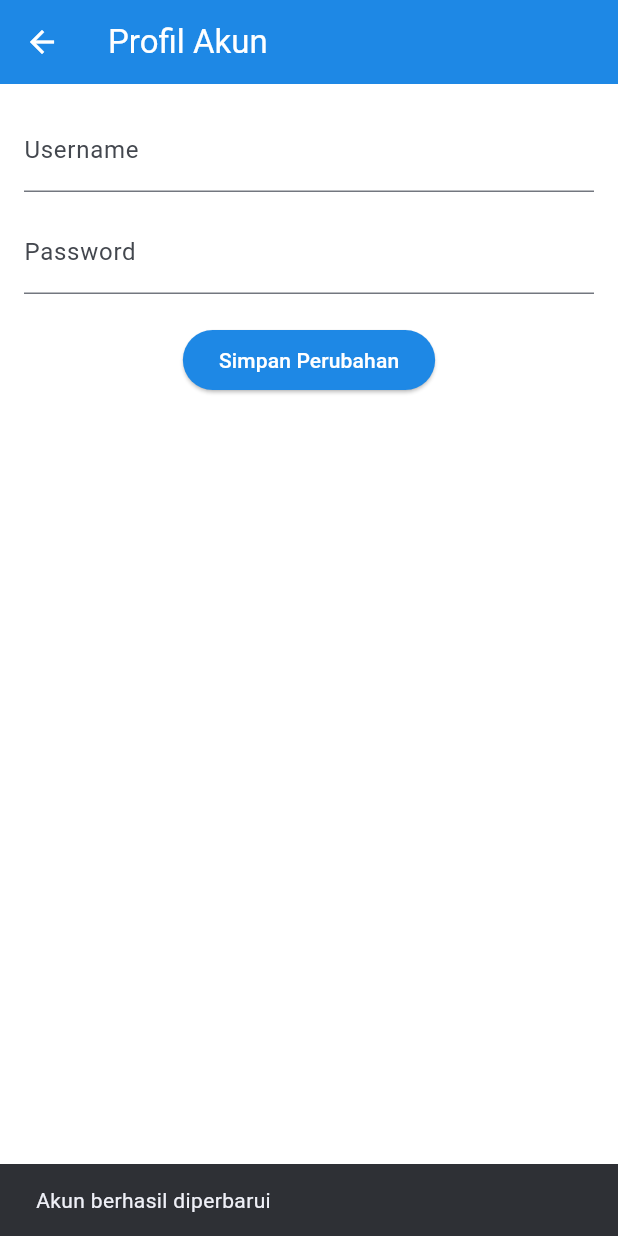
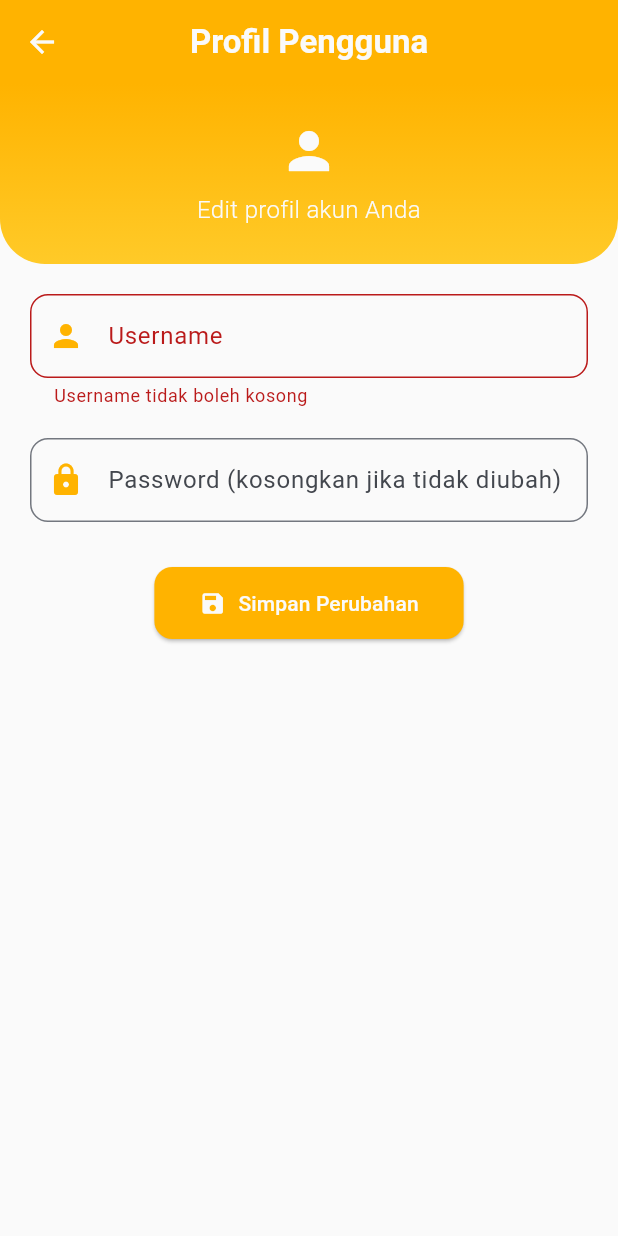
Before and after one commit to panjiarif/aplikasi_farmasi, a Flutter app: the UserProfileScreen screen opened directly, after a tap on "Simpan Perubahan", on a phone screen of 412 x 824 dp. Run offline on Flutter 3.47's test engine with Material 3 defaults, Android fonts, the phone set to English and light mode, and no system bars; our stand-ins replace shared_preferences, sqflite; accounts and stored records are empty.

Commit message:
membuat update user

```diff
--- a/lib/providers/user_provider.dart
+++ b/lib/providers/user_provider.dart
@@ -1,9 +1,11 @@
 import 'dart:convert';
 
+import 'package:crypto/crypto.dart';
 import 'package:flutter/material.dart';
 import 'package:shared_preferences/shared_preferences.dart';
 
 import '../models/user_model.dart';
+import '../utils/db_helper.dart';
 
 class UserProvider with ChangeNotifier {
   UserModel? _user;
@@ -12,17 +14,52 @@ class UserProvider with ChangeNotifier {
 
   Future<void> loadUser() async {
     final prefs = await SharedPreferences.getInstance();
-    final jsonStr = prefs.getString('user');
-    if (jsonStr != null) {
-      _user = UserModel.fromJson(jsonDecode(jsonStr));
-      notifyListeners();
+    final username = prefs.getString('username');
+    // Debugging line to check if username is retrieved correctly
+    print('Retrieved username: $username');
+
+    if (username != null) {
+      final dbHelper = DBHelper();
+      final userFromDb = await dbHelper.getUser(username);
+
+      if (userFromDb != null) {
+        _user = userFromDb;
+        notifyListeners();
+      }
     }
   }
 
+  String hashPassword(String password) {
+    final bytes = utf8.encode(password);
+    return sha256.convert(bytes).toString();
+  }
+
   Future<void> updateUser(UserModel newUser) async {
+    final dbHelper = DBHelper(); // pastikan sudah diimport
     final prefs = await SharedPreferences.getInstance();
-    prefs.setString('user', jsonEncode(newUser.toJson()));
-    _user = newUser;
+
+    // Ambil user lama untuk membandingkan password
+    final oldUser = _user;
+
+    // Jika password kosong, tetap gunakan password lama
+    final updatedUser = UserModel(
+      id: newUser.id,
+      username: newUser.username,
+      passwordHash: (newUser.passwordHash.isEmpty)
+        ? (oldUser?.passwordHash ?? '')
+        : hashPassword(newUser.passwordHash),
+
+    );
+
+    // Simpan ke SQLite
+    await dbHelper.updateUser(updatedUser);
+
+    // Simpan ke SharedPreferences
+    prefs.setString('user', jsonEncode(updatedUser.toJson()));
+
+    // Update state
+    _user = updatedUser;
     notifyListeners();
   }
+
 }
--- a/lib/screens/user_pofile_screen.dart
+++ b/lib/screens/user_pofile_screen.dart
@@ -1,6 +1,5 @@
 import 'package:flutter/material.dart';
 import 'package:provider/provider.dart';
-
 import '../models/user_model.dart';
 import '../providers/user_provider.dart';
 
@@ -10,50 +9,186 @@ class UserProfileScreen extends StatefulWidget {
 }
 
 class _UserProfileScreenState extends State<UserProfileScreen> {
+  final _formKey = GlobalKey<FormState>();
   late TextEditingController _usernameController;
-  late TextEditingController _passwordController;
+  late TextEditingController _passwordHashController;
+  bool _isLoading = true;
 
   @override
   void initState() {
     super.initState();
-    final user = Provider.of<UserProvider>(context, listen: false).user;
+    _loadUserData();
+  }
+
+  Future<void> _loadUserData() async {
+    final userProvider = Provider.of<UserProvider>(context, listen: false);
+
+    // Pastikan user di-load dari SharedPreferences
+    await userProvider.loadUser();
+    final user = userProvider.user;
+
+    // Inisialisasi controller
     _usernameController = TextEditingController(text: user?.username ?? '');
-    _passwordController = TextEditingController(text: user?.passwordHash ?? '');
+    _passwordHashController =
+        TextEditingController(); //place holder biarkan kosong
+
+    setState(() {
+      _isLoading = false;
+    });
+  }
+
+  @override
+  void dispose() {
+    _usernameController.dispose();
+    _passwordHashController.dispose();
+    super.dispose();
+  }
+
+  void _saveProfile() async {
+    if (_formKey.currentState!.validate()) {
+      final userProvider = Provider.of<UserProvider>(context, listen: false);
+      final updatedUser = UserModel(
+        id: userProvider.user?.id,
+        username: _usernameController.text.trim(),
+        passwordHash: _passwordHashController.text.trim(),
+      );
+
+      // Simpan ke SharedPreferences melalui provider
+      await userProvider.updateUser(updatedUser);
+
+      ScaffoldMessenger.of(context).showSnackBar(
+        SnackBar(content: Text('Profil berhasil diperbarui')),
+      );
+    }
   }
 
   @override
   Widget build(BuildContext context) {
-    final userProvider = Provider.of<UserProvider>(context);
+    if (_isLoading) {
+      return Scaffold(
+        appBar: AppBar(
+          title: Text(
+            'Profil Pengguna',
+            style: TextStyle(
+              fontWeight: FontWeight.bold,
+              color: Colors.grey[50],
+            ),
+          ),
+          backgroundColor: Colors.amber[600],
+          elevation: 0,
+          centerTitle: true,
+          iconTheme: IconThemeData(color: Colors.grey[50]),
+        ),
+        body: Center(child: CircularProgressIndicator()),
+      );
+    }
 
     return Scaffold(
-      appBar: AppBar(title: Text('Profil Akun')),
-      body: Padding(
-        padding: const EdgeInsets.all(16),
+      backgroundColor: Colors.grey[50],
+      appBar: AppBar(
+        title: Text(
+          'Profil Pengguna',
+          style: TextStyle(
+            fontWeight: FontWeight.bold,
+            color: Colors.grey[50],
+          ),
+        ),
+        backgroundColor: Colors.amber[600],
+        elevation: 0,
+        centerTitle: true,
+        iconTheme: IconThemeData(color: Colors.grey[50]),
+      ),
+      body: SingleChildScrollView(
         child: Column(
           children: [
-            TextField(
-              controller: _usernameController,
-              decoration: InputDecoration(labelText: 'Username'),
+            Container(
+              height: 120,
+              decoration: BoxDecoration(
+                gradient: LinearGradient(
+                  begin: Alignment.topCenter,
+                  end: Alignment.bottomCenter,
+                  colors: [Colors.amber[600]!, Colors.amber[400]!],
+                ),
+                borderRadius: BorderRadius.only(
+                  bottomLeft: Radius.circular(30),
+                  bottomRight: Radius.circular(30),
+                ),
+              ),
+              child: Center(
+                child: Padding(
+                  padding: EdgeInsets.symmetric(horizontal: 20),
+                  child: Column(
+                    mainAxisAlignment: MainAxisAlignment.center,
+                    children: [
+                      Icon(Icons.person, size: 40, color: Colors.grey[50]),
+                      SizedBox(height: 8),
+                      Text(
+                        "Edit profil akun Anda",
+                        style: TextStyle(
+                          color: Colors.grey[50],
+                          fontSize: 16,
+                          fontWeight: FontWeight.w300,
+                        ),
+                        textAlign: TextAlign.center,
+                      ),
+                    ],
+                  ),
+                ),
+              ),
             ),
-            SizedBox(height: 12),
-            TextField(
-              controller: _passwordController,
-              decoration: InputDecoration(labelText: 'Password'),
-            ),
-            SizedBox(height: 20),
-            ElevatedButton(
-              onPressed: () {
-                final updatedUser = UserModel(
-                  username: _usernameController.text, passwordHash: _passwordController.text,
-
-                );
-                userProvider.updateUser(updatedUser);
-                ScaffoldMessenger.of(context).showSnackBar(
-                  SnackBar(content: Text('Akun berhasil diperbarui')),
-                );
-              },
-              child: Text('Simpan Perubahan'),
-            ),
+            Padding(
+              padding: const EdgeInsets.all(20),
+              child: Form(
+                key: _formKey,
+                child: Column(
+                  children: [
+                    TextFormField(
+                      controller: _usernameController,
+                      decoration: InputDecoration(
+                        labelText: 'Username',
+                        prefixIcon:
+                            Icon(Icons.person, color: Colors.amber[600]),
+                        border: OutlineInputBorder(
+                          borderRadius: BorderRadius.circular(12),
+                        ),
+                      ),
+                      validator: (value) => value == null || value.isEmpty
+                          ? 'Username tidak boleh kosong'
+                          : null,
+                    ),
+                    SizedBox(height: 20),
+                    TextFormField(
+                      controller: _passwordHashController,
+                      decoration: InputDecoration(
+                        labelText:
+                            'Password (kosongkan jika tidak diubah)',
+                        prefixIcon: Icon(Icons.lock, color: Colors.amber[600]),
+                        border: OutlineInputBorder(
+                          borderRadius: BorderRadius.circular(12),
+                        ),
+                      ),
+                      obscureText: true,
+                      // Tidak ada validator agar boleh kosong
+                    ),
+                    SizedBox(height: 30),
+                    ElevatedButton.icon(
+                      onPressed: _saveProfile,
+                      icon: Icon(Icons.save),
+                      label: Text('Simpan Perubahan'),
+                      style: ElevatedButton.styleFrom(
+                        backgroundColor: Colors.amber[600],
+                        foregroundColor: Colors.grey[50],
+                        padding:
+                            EdgeInsets.symmetric(horizontal: 30, vertical: 14),
+                        shape: RoundedRectangleBorder(
+                          borderRadius: BorderRadius.circular(12),
+                        ),
+                      ),
+                    ),
+                  ],
+                ),
+              ),
+            )
           ],
         ),
       ),
--- a/lib/services/auth_service.dart
+++ b/lib/services/auth_service.dart
@@ -30,7 +30,7 @@ class AuthService {
 
     final hash = hashPassword(password);
     if (user.passwordHash == hash) {
-      await SessionManager.setLoginSession(username);
+      await SessionManager.setLoginSession(user.id!, user.username);
       return true;
     }
     return false;
--- a/lib/utils/db_helper.dart
+++ b/lib/utils/db_helper.dart
@@ -48,4 +48,15 @@ class DBHelper {
     }
     return null;
   }
+
+  Future<int> updateUser(UserModel user) async {
+    final dbClient = await db;
+    return await dbClient.update(
+      'users',
+      user.toMap(),
+      where: 'id = ?',
+      whereArgs: [user.id],
+    );
+  }
+
 }
--- a/lib/utils/session_manager.dart
+++ b/lib/utils/session_manager.dart
@@ -1,11 +1,13 @@
 import 'package:shared_preferences/shared_preferences.dart';
 
 class SessionManager {
-  static Future<void> setLoginSession(String username) async {
+  static Future<void> setLoginSession(int id, String username) async {
     final prefs = await SharedPreferences.getInstance();
     await prefs.setBool('is_logged_in', true);
+    await prefs.setInt('user_id', id);
     await prefs.setString('username', username);
   }
+
 
   static Future<bool> isLoggedIn() async {
     final prefs = await SharedPreferences.getInstance();
@@ -21,4 +23,9 @@ class SessionManager {
     final prefs = await SharedPreferences.getInstance();
     return prefs.getString('username');
   }
+
+  static Future<int?> getUserId() async {
+    final prefs = await SharedPreferences.getInstance();
+    return prefs.getInt('user_id');
+  }
 }
```
